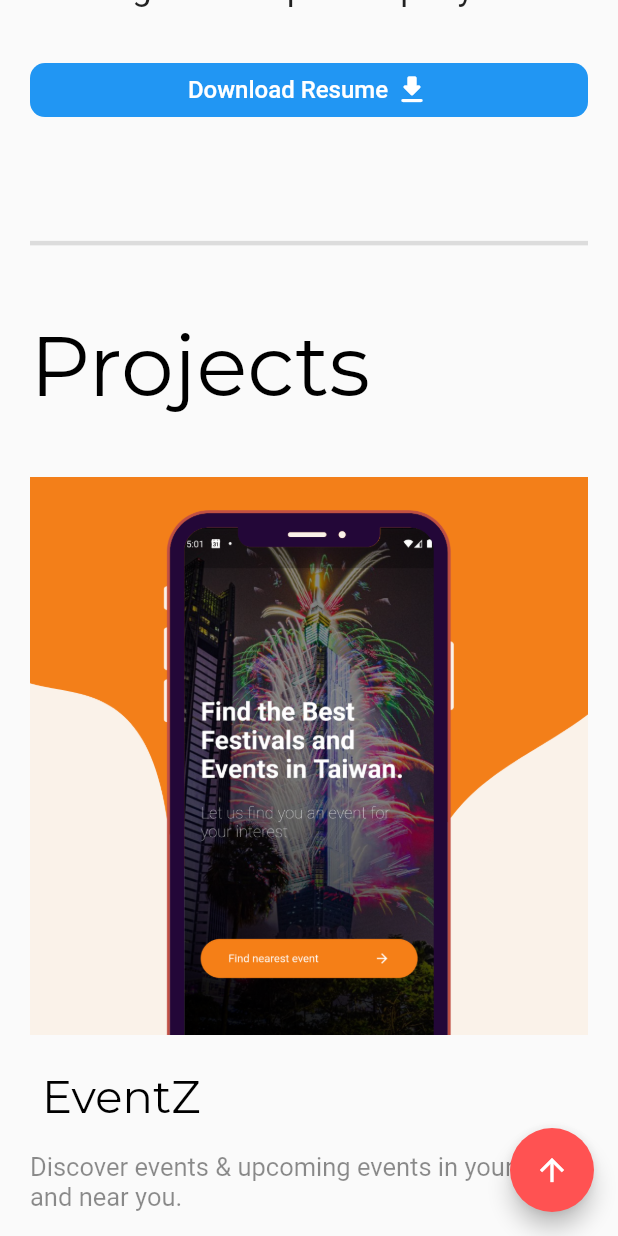
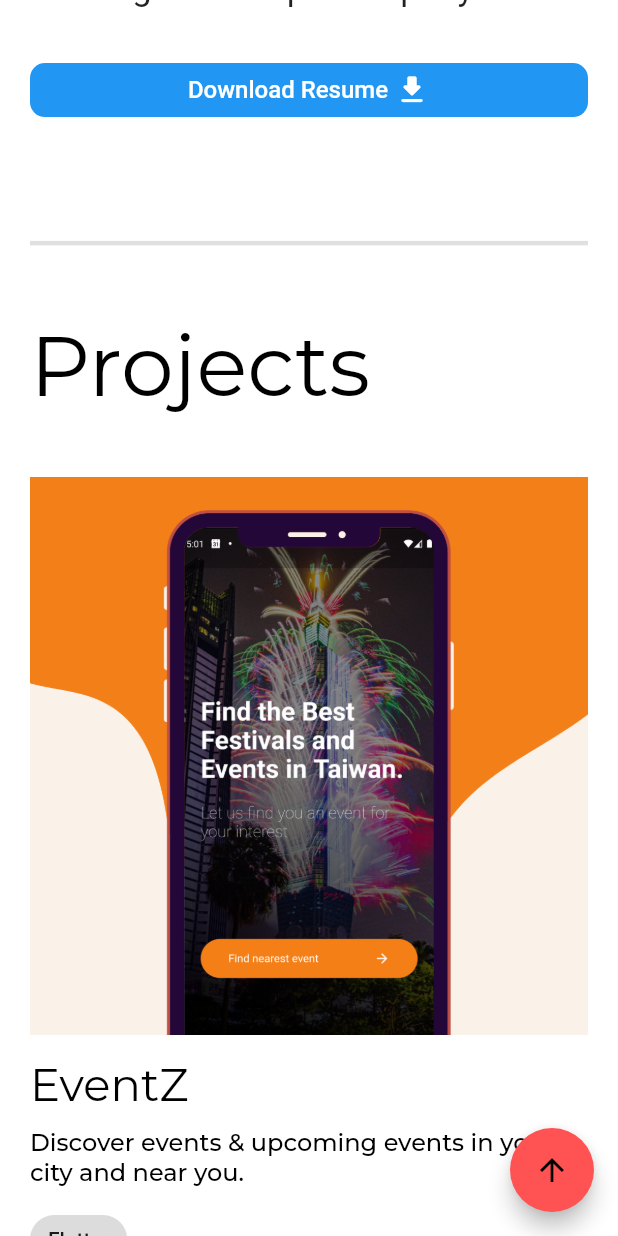
Before and after one commit to raymondk25/portfolioWeb, a Flutter app: the screen it shows after launch, scrolled down 1728 dp, on a phone screen of 412 x 824 dp. Run offline on Flutter 3.47's test engine with Material 2 defaults, Android fonts, the phone set to English and light mode, and no system bars; drawn by our look-alikes of auto_size_text; our stand-ins replace after_layout, animate_do, animated_text_kit, font_awesome_flutter, get, google_fonts and 1 more; missing offline and left inert: dart:html, webfeed.

Commit message:
6/30/2022
add dark mode

```diff
--- a/lib/experience/experience_container.dart
+++ b/lib/experience/experience_container.dart
@@ -1,4 +1,5 @@
 import 'package:flutter/material.dart';
+import 'package:google_fonts/google_fonts.dart';
 import 'package:portofolio_web/utils/colour_assets.dart';
 
 class ExperienceContainer extends StatelessWidget {
@@ -25,18 +26,18 @@ class ExperienceContainer extends StatelessWidget {
       child: Column(crossAxisAlignment: CrossAxisAlignment.start, children: [
         Text(
           experience.company,
-          style: textStyle(isBold: true),
+          style: Theme.of(context).textTheme.headline5,
         ),
         SizedBox(height: 10),
         Text(
           experience.timeline,
-          style: textStyle(isGrey: true),
+          style: GoogleFonts.montserrat(fontSize: 20, color: Colors.grey),
         ),
         SizedBox(height: 10),
         for (var item in experience.descriptions)
           Text(
             item,
-            style: textStyle(isBold: false),
+            style: Theme.of(context).textTheme.headline5,
           )
       ]),
     );
@@ -79,12 +80,12 @@ final experiences = [
         '- Worked in a team of 2 developers',
       ]),
   ExperienceInfo(
-      company: 'Intern Frontend Web Developer @ 雲耕隊 (YPCloud)',
+      company: 'Front-end Developer Intern @ 雲耕隊 (YPCloud)',
       timeline: 'June 2020 - Sept 2020 (4 months)',
       descriptions: [
-        '- Learnt new programming languages such as Node-Red & Flutter',
-        '- Created a bot in telegram and use it for notification information from website by using Node-Red to Web scripting',
-        '- Created a 3x3 grid Website with  Flutter'
+        '- Learned new programming languages',
+        '- Created a bot on telegram to give a notification information by Web scrapping with Node-RED',
+        '- Created a 3x3 grid Website with Flutter'
       ]),
   ExperienceInfo(
       company: 'Flutter Developer Intern @ 台灣基達科技股份有限公司',
--- a/lib/main.dart
+++ b/lib/main.dart
@@ -1,6 +1,7 @@
 import 'package:flutter/material.dart';
-import 'package:google_fonts/google_fonts.dart';
+import 'package:get/get.dart';
 import 'package:portofolio_web/portfolio/portfolio_view.dart';
+import 'package:portofolio_web/utils/my_theme.dart';
 
 void main() {
   runApp(MyApp());
@@ -9,19 +10,12 @@ void main() {
 class MyApp extends StatelessWidget {
   @override
   Widget build(BuildContext context) {
-    return MaterialApp(
+    return GetMaterialApp(
       debugShowCheckedModeBanner: false,
       title: 'Raymond Portfolio Website',
-      theme: ThemeData(
-        primarySwatch: Colors.blue,
-        textTheme: TextTheme(
-          headline2: GoogleFonts.montserrat(color: Colors.black),
-          headline3: GoogleFonts.montserrat(color: Colors.black),
-          headline4: GoogleFonts.montserrat(fontSize: 30, color: Colors.black),
-          headline5: GoogleFonts.montserrat(color: Colors.black),
-          headline6: GoogleFonts.montserrat(fontSize: 15, color: Colors.black),
-        ),
-      ),
+      themeMode: ThemeMode.light,
+      theme: MyTheme.lightTheme,
+      darkTheme: MyTheme.darkTheme,
       home: PortfolioView(),
     );
   }
--- a/lib/project/project_item_body.dart
+++ b/lib/project/project_item_body.dart
@@ -17,8 +17,8 @@ class ProjectItemBody extends StatelessWidget {
       children: [
         Image.asset(item.image),
         SizedBox(height: 15),
-        TextButton(
-          onPressed: () => launch(item.url),
+        GestureDetector(
+          onTap: () => launch(item.url),
           child: Text(
             item.title,
             style: Theme.of(context).textTheme.headline4,
@@ -27,7 +27,7 @@ class ProjectItemBody extends StatelessWidget {
         SizedBox(height: 10),
         Text(
           item.description,
-          style: TextStyle(fontSize: 17, color: Colors.black45),
+          style: Theme.of(context).textTheme.headline6,
         ),
         SizedBox(height: 10),
         Row(
--- /dev/null
+++ b/lib/utils/my_theme.dart
@@ -0,0 +1,30 @@
+import 'package:flutter/material.dart';
+import 'package:google_fonts/google_fonts.dart';
+
+class MyTheme {
+  static final darkTheme = ThemeData(
+    scaffoldBackgroundColor: Colors.grey.shade900,
+    colorScheme: ColorScheme.dark(),
+    primarySwatch: Colors.blue,
+    textTheme: TextTheme(
+      headline2: GoogleFonts.montserrat(color: Colors.white),
+      headline3: GoogleFonts.montserrat(color: Colors.white),
+      headline4: GoogleFonts.montserrat(fontSize: 30, color: Colors.white),
+      headline5: GoogleFonts.montserrat(fontSize: 20, color: Colors.white),
+      headline6: GoogleFonts.montserrat(fontSize: 15, color: Colors.white),
+    ),
+  );
+
+  static final lightTheme = ThemeData(
+    scaffoldBackgroundColor: Colors.white,
+    colorScheme: ColorScheme.light(),
+    primarySwatch: Colors.blue,
+    textTheme: TextTheme(
+      headline2: GoogleFonts.montserrat(color: Colors.black),
+      headline3: GoogleFonts.montserrat(color: Colors.black),
+      headline4: GoogleFonts.montserrat(fontSize: 30, color: Colors.black),
+      headline5: GoogleFonts.montserrat(fontSize: 20, color: Colors.black),
+      headline6: GoogleFonts.montserrat(fontSize: 16, color: Colors.black),
+    ),
+  );
+}
```
Also changed, not shown: lib/navigation_bar/navigation_bar_controller.dart (added, +13 -0 lines), lib/navigation_bar/navigation_bar_view.dart (+38 -10 lines), pubspec.yaml (+8 -5 lines), images/navbar_logo_dm.png (added), pubspec.lock.
